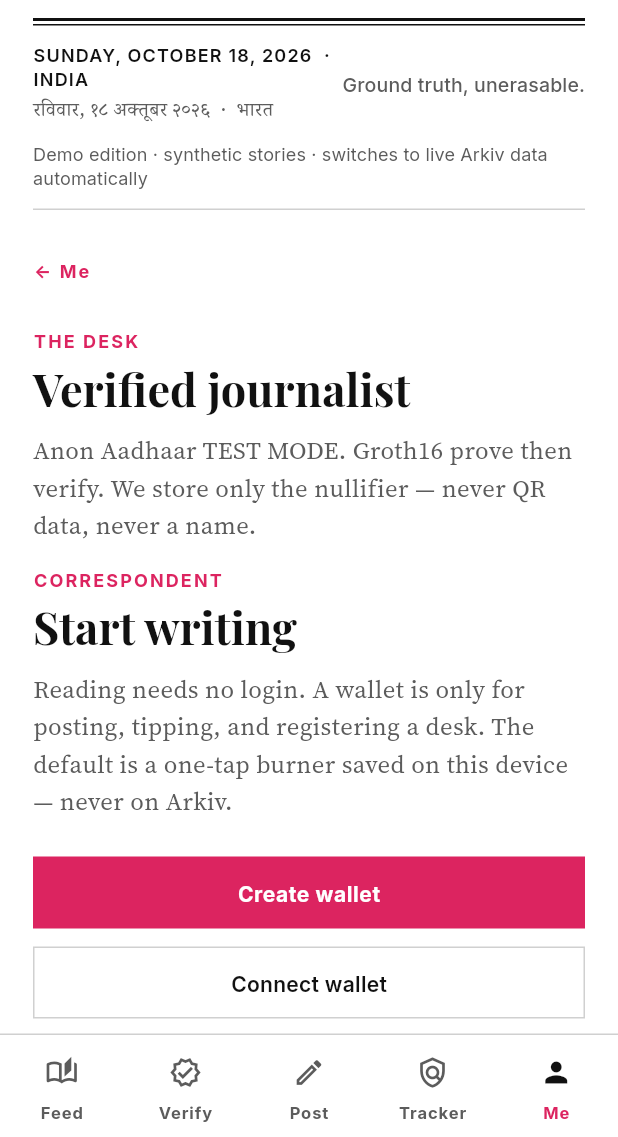
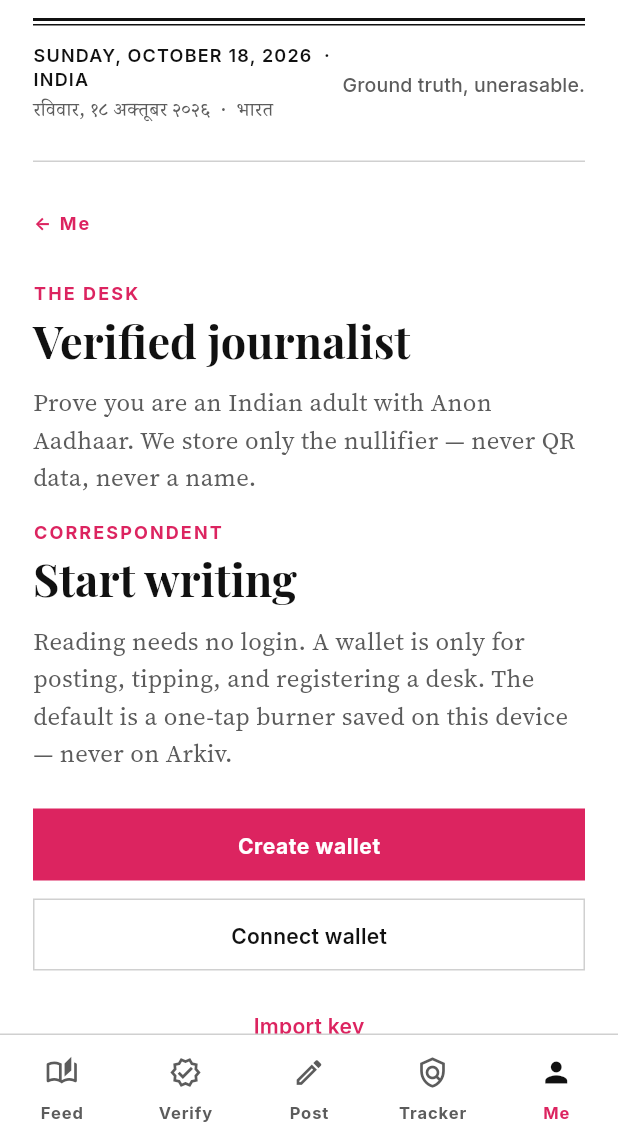
Before and after one commit to tusharojha/swatantra, a Flutter app: the JournalistScreen screen opened by its route, on a phone screen of 412 x 824 dp, the part 99-1236 px from its top. Run offline on Flutter 3.47's test engine with Material 3 defaults, Android fonts, the phone set to English and light mode, and no system bars; our stand-ins replace file_picker, go_router, google_fonts, image_picker, shared_preferences; missing offline and left inert: dart:js_interop, web3dart; accounts and stored records are empty; network calls fail; project files that could hold a hidden picture were left out.

Commit message:
Polish UI copy: drop edition banner, plain-language Anon Aadhaar lines

```diff
--- a/app/lib/proof_edition.dart
+++ b/app/lib/proof_edition.dart
@@ -6,7 +6,7 @@ import 'models.dart';
 /// automatically once entities exist.
 class ProofEdition {
   static const banner =
-      'Demo edition · synthetic stories · switches to live Arkiv data automatically';
+      'Live from Arkiv';
 
   static List<ArkivEntity> get stories {
     final list = _stories.map(_story).toList();
--- a/app/lib/screens/journalist.dart
+++ b/app/lib/screens/journalist.dart
@@ -47,8 +47,8 @@ class _JournalistScreenState extends State<JournalistScreen> {
     setState(() {
       proving = true;
       status = arkivJsAvailable
-          ? 'Groth16 TEST MODE: fetching PSE artifacts then prove()+verify(). First run downloads ~612 MiB zkey.'
-          : 'APK fallback: SHA-256 stub (Groth16 runs in the web build).';
+          ? 'Groth16: fetching proving artifacts then prove()+verify(). First run downloads ~612 MiB.'
+          : 'APK: SHA-256 nullifier (Groth16 runs in the web build).';
     });
     try {
       if (arkivJsAvailable) {
@@ -67,8 +67,8 @@ class _JournalistScreenState extends State<JournalistScreen> {
           stateRevealed = r['stateRevealed'] == true;
           proofHash = r['proofHash'] as String?;
           status = isG16
-              ? (r['note'] as String? ?? 'Proof verified ✓ (TEST MODE)')
-              : 'SHA-256 stub (not Groth16). ${r['note'] ?? ''}';
+              ? (r['note'] as String? ?? 'Proof verified ✓')
+              : 'SHA-256 nullifier (not Groth16). ${r['note'] ?? ''}';
           proving = false;
         });
         return;
@@ -80,7 +80,7 @@ class _JournalistScreenState extends State<JournalistScreen> {
         nullifier = nid;
         groth16 = false;
         status =
-            'SHA-256 stub on APK. Open the web app to generate a real Groth16 TEST MODE proof. Nullifier $nid';
+            'SHA-256 nullifier on APK. Open the web app to generate a full Groth16 proof. Nullifier $nid';
         proving = false;
       });
     } catch (e) {
@@ -143,7 +143,7 @@ class _JournalistScreenState extends State<JournalistScreen> {
           kicker: 'The desk',
           title: 'Verified journalist',
           dek:
-              'Anon Aadhaar TEST MODE. Groth16 prove then verify. We store only the nullifier — never QR data, never a name.',
+              'Prove you are an Indian adult with Anon Aadhaar. We store only the nullifier — never QR data, never a name.',
         ),
         const SizedBox(height: 16),
         if (WalletStore.address == null) ...[
@@ -151,14 +151,14 @@ class _JournalistScreenState extends State<JournalistScreen> {
           const SizedBox(height: 32),
         ],
         Text(
-          'TEST MODE only. Official PSE test QR. Never a real Aadhaar card.',
+          'Zero-knowledge proof. Your Aadhaar details never leave this device.',
           style: Swa.demoLine,
         ),
         const SizedBox(height: 16),
         if (groth16 && nullifier != null) ...[
-          const Kicker('Proof verified ✓ (TEST MODE)'),
+          const Kicker('Proof verified ✓'),
           const SizedBox(height: 8),
-          Text('Proof verified ✓ (TEST MODE)', style: Swa.playfair(size: 22)),
+          Text('Proof verified ✓', style: Swa.playfair(size: 22)),
           const SizedBox(height: 8),
           Text('NULLIFIER', style: Swa.dateline.copyWith(color: Swa.muted)),
           const SizedBox(height: 4),
@@ -244,7 +244,7 @@ class _JournalistScreenState extends State<JournalistScreen> {
           const SizedBox(height: 16),
           const Hairline(),
           const SizedBox(height: 16),
-          const Kicker('Nullifier (stub)'),
+          const Kicker('Nullifier'),
           const SizedBox(height: 8),
           Mono(nullifier!, maxLines: 3),
         ],
--- a/app/lib/screens/me.dart
+++ b/app/lib/screens/me.dart
@@ -69,14 +69,14 @@ class _MeScreenState extends State<MeScreen> {
             ],
             if (WalletStore.aaGroth16 && WalletStore.aaNullifier != null) ...[
               const SizedBox(height: 24),
-              const Kicker('Proof verified ✓ (TEST MODE)'),
+              const Kicker('Proof verified ✓'),
               const SizedBox(height: 8),
-              Text('Proof verified ✓ (TEST MODE)', style: Swa.playfair(size: 22)),
+              Text('Proof verified ✓', style: Swa.playfair(size: 22)),
               const SizedBox(height: 8),
               Mono(WalletStore.aaNullifier!, maxLines: 4),
             ] else if (WalletStore.aaNullifier != null) ...[
               const SizedBox(height: 24),
-              const Kicker('Nullifier (stub)'),
+              const Kicker('Nullifier'),
               const SizedBox(height: 8),
               Mono(WalletStore.aaNullifier!, maxLines: 3),
             ],
--- a/app/lib/screens/onboard.dart
+++ b/app/lib/screens/onboard.dart
@@ -40,7 +40,7 @@ class _OnboardPanelState extends State<OnboardPanel> {
       if (mounted) {
         setState(() {
           busy = false;
-          status = 'Wallet on this device. Next: Anon Aadhaar (TEST MODE).';
+          status = 'Wallet on this device. Next: Anon Aadhaar.';
         });
       }
     } catch (e) {
@@ -66,7 +66,7 @@ class _OnboardPanelState extends State<OnboardPanel> {
         setState(() {
           busy = false;
           showImport = false;
-          status = 'Key imported. Next: Anon Aadhaar (TEST MODE).';
+          status = 'Key imported. Next: Anon Aadhaar.';
         });
       }
     } catch (e) {
@@ -85,7 +85,7 @@ class _OnboardPanelState extends State<OnboardPanel> {
       if (mounted) {
         setState(() {
           busy = false;
-          status = 'Connected. Tiramisu chain added. Next: Anon Aadhaar (TEST MODE).';
+          status = 'Connected. Tiramisu chain added. Next: Anon Aadhaar.';
         });
       }
     } catch (e) {
@@ -185,7 +185,7 @@ class _OnboardPanelState extends State<OnboardPanel> {
           const SizedBox(height: 24),
           const Kicker('Next'),
           const SizedBox(height: 8),
-          Text('Anon Aadhaar, TEST MODE', style: Swa.playfair(size: 22)),
+          Text('Anon Aadhaar', style: Swa.playfair(size: 22)),
           const SizedBox(height: 8),
           Text(
             'Prove 18+ / Indian resident without putting a name on Arkiv. Then you can file a dispatch.',
--- a/app/lib/widgets/bits.dart
+++ b/app/lib/widgets/bits.dart
@@ -61,11 +61,11 @@ class ProofBadge extends StatelessWidget {
 class DemoLine extends StatelessWidget {
   const DemoLine({super.key});
   static const text =
-      'Demo edition · synthetic stories · switches to live Arkiv data automatically';
+      '';
 
   @override
   Widget build(BuildContext context) {
-    return Text(text, style: Swa.demoLine);
+    return const SizedBox.shrink();
   }
 }
 
```
Also changed, not shown: 1 other file.
